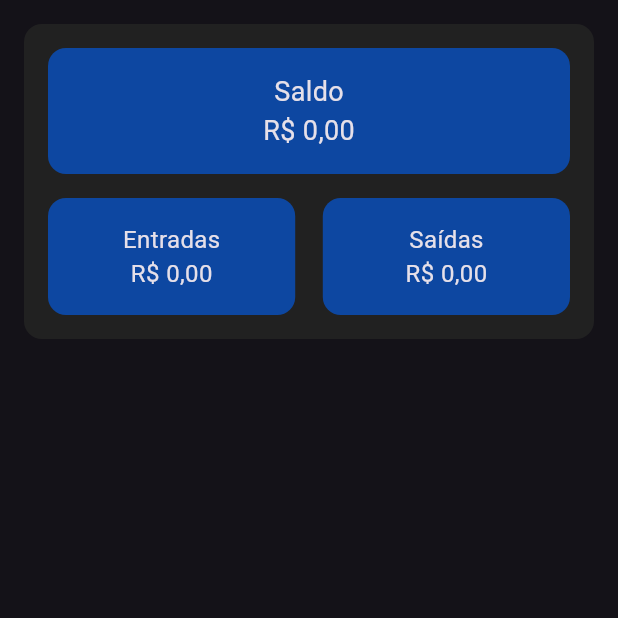
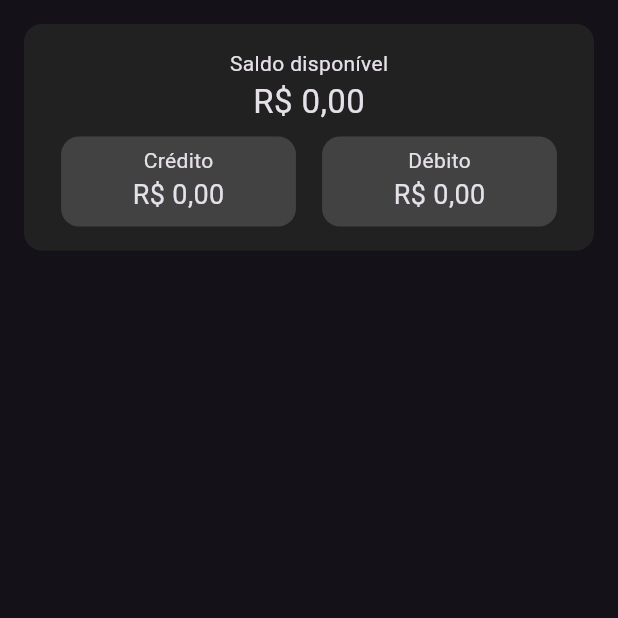
Before and after one commit to andrezin96/money, a Flutter app: the screen it shows after launch, on a phone screen of 412 x 824 dp, the top half of it. Run offline on Flutter 3.47's test engine with Material 3 defaults, Android fonts, the phone set to English and light mode, and no system bars; our stand-ins replace equatable, flutter_bloc, get_it, get_storage.

Commit message:
Ajustes de layout

```diff
--- a/lib/models/models.dart
+++ b/lib/models/models.dart
@@ -0,0 +1 @@
+export 'budget_model.dart';
--- a/lib/modules/home/components/home_card.dart
+++ b/lib/modules/home/components/home_card.dart
@@ -6,8 +6,10 @@ class HomeCard extends StatelessWidget {
     required this.label,
     required this.value,
     this.margin,
+    this.padding,
     this.height,
     this.width,
+    this.color,
     this.onTap,
     this.labelFontSize,
     this.valueFontSize,
@@ -20,6 +22,8 @@ class HomeCard extends StatelessWidget {
   final double? valueFontSize;
   final double? height;
   final double? width;
+  final Color? color;
+  final EdgeInsetsGeometry? padding;
   final EdgeInsetsGeometry? margin;
   final void Function()? onTap;
   final void Function()? onLongPress;
@@ -33,20 +37,20 @@ class HomeCard extends StatelessWidget {
         height: height,
         width: width,
         margin: margin,
-        padding: const EdgeInsets.all(16),
+        padding: padding,
         decoration: BoxDecoration(
-          color: Colors.blue[900],
+          color: color,
           borderRadius: BorderRadius.circular(12),
         ),
         child: Column(
           children: [
             Text(
               label,
-              style: TextStyle(fontSize: labelFontSize ?? 16),
+              style: TextStyle(fontSize: labelFontSize),
             ),
             Text(
               value,
-              style: TextStyle(fontSize: valueFontSize ?? 16),
+              style: TextStyle(fontSize: valueFontSize),
             ),
           ],
         ),
--- a/lib/modules/home/components/home_template.dart
+++ b/lib/modules/home/components/home_template.dart
@@ -7,6 +7,7 @@ import '../controller/home_cubit.dart';
 import 'home_bottom_sheet.dart';
 import 'home_card.dart';
 import 'home_dialog.dart';
+import 'home_tile.dart';
 
 class HomeTemplate extends StatelessWidget {
   const HomeTemplate({
@@ -76,12 +77,11 @@ class HomeTemplate extends StatelessWidget {
         return Scaffold(
           body: SafeArea(
             bottom: false,
-            child: Padding(
-              padding: const EdgeInsetsDirectional.symmetric(horizontal: 16, vertical: 16),
             child: Column(
               children: [
                 Container(
                   padding: const EdgeInsets.all(16),
+                  margin: const EdgeInsets.only(top: 16, right: 16, left: 16, bottom: 8),
                   decoration: BoxDecoration(
                     color: Colors.grey[900],
                     borderRadius: BorderRadius.circular(12),
@@ -89,12 +89,10 @@ class HomeTemplate extends StatelessWidget {
                   child: Column(
                     children: [
                       HomeCard(
-                          width: double.infinity,
-                          margin: const EdgeInsets.only(bottom: 16),
-                          label: 'Saldo',
-                          labelFontSize: 18,
-                          valueFontSize: 18,
+                        margin: const EdgeInsets.only(bottom: 8),
+                        label: 'Saldo disponível',
                         value: state.total.toCurrency,
+                        valueFontSize: 22,
                         onLongPress: () => showConfirmDialog(
                           context,
                           'Deseja realmente apagar tudo?',
@@ -102,12 +100,16 @@ class HomeTemplate extends StatelessWidget {
                         ),
                       ),
                       Row(
-                          mainAxisAlignment: MainAxisAlignment.spaceBetween,
+                        mainAxisAlignment: MainAxisAlignment.spaceAround,
                         children: [
                           HomeCard(
-                              width: MediaQuery.sizeOf(context).width * 0.4,
-                              label: 'Entradas',
+                            height: 60,
+                            width: MediaQuery.sizeOf(context).width * 0.38,
+                            padding: const EdgeInsets.symmetric(vertical: 6),
+                            color: Colors.grey[800],
+                            label: 'Crédito',
                             value: state.creditsTotal.toCurrency,
+                            valueFontSize: 18,
                             onTap: () {
                               controller.setDateTime(DateTime.now());
                               showHomeBottomSheet(
@@ -118,9 +120,13 @@ class HomeTemplate extends StatelessWidget {
                             },
                           ),
                           HomeCard(
-                              width: MediaQuery.sizeOf(context).width * 0.4,
-                              label: 'Saídas',
+                            height: 60,
+                            width: MediaQuery.sizeOf(context).width * 0.38,
+                            padding: const EdgeInsets.symmetric(vertical: 6),
+                            color: Colors.grey[800],
+                            label: 'Débito',
                             value: state.debitsTotal.toCurrency,
+                            valueFontSize: 18,
                             onTap: () {
                               controller.setDateTime(DateTime.now());
                               showHomeBottomSheet(
@@ -136,19 +142,18 @@ class HomeTemplate extends StatelessWidget {
                   ),
                 ),
                 Expanded(
-                    child: ListView.builder(
+                  child: ListView.separated(
+                    separatorBuilder: (context, index) => const Divider(
+                      color: Colors.white12,
+                    ),
                     itemCount: state.budget.values.length,
                     itemBuilder: (context, index) {
                       final item = state.budget.values[index];
-                        return ListTile(
-                          title: Text(
-                            '${item.description} - ${controller.dateFormater(item.date).split(' ')[0]}',
-                          ),
-                          subtitle: Text(item.value.toCurrency),
-                          leading: Icon(
-                            item.type == ValueType.credit ? Icons.arrow_downward : Icons.arrow_upward,
-                            color: item.type == ValueType.credit ? Colors.green : Colors.red,
-                          ),
+                      return HomeTile(
+                        description: item.description,
+                        value: item.value.toCurrency,
+                        date: item.date,
+                        type: item.type,
                         onTap: () {
                           controller.selectBudgetValue(index);
                           showHomeBottomSheet(
@@ -169,7 +174,6 @@ class HomeTemplate extends StatelessWidget {
               ],
             ),
           ),
-          ),
         );
       },
     );
```
Also changed, not shown: lib/modules/home/components/home_tile.dart (added, +49 -0 lines). Lines whose indentation alone changed are shown as unchanged.
